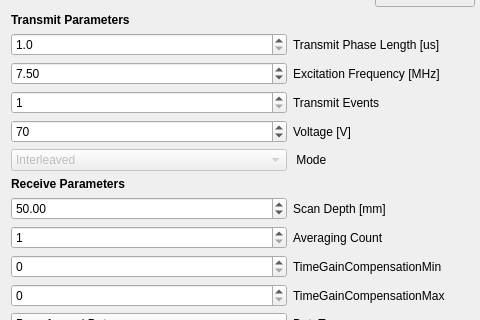
This is Modules/USUI/Qmitk/QmitkUSControlsCustomDiPhASDeviceWidget.ui in MITK/MITK as Qt 5 draws it before an edit; both pictures show x 0 to 480 and y 130 to 450 of the 579 by 903 pixel window. The edited form follows.
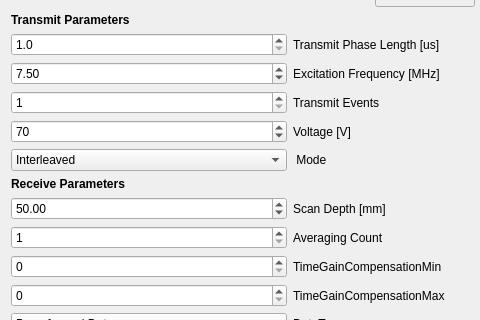
This is the edited form.

The edit to the form file:
```diff
--- a/Modules/USUI/Qmitk/QmitkUSControlsCustomDiPhASDeviceWidget.ui
+++ b/Modules/USUI/Qmitk/QmitkUSControlsCustomDiPhASDeviceWidget.ui
@@ -194,7 +194,7 @@
      <item row="4" column="0">
       <widget class="QComboBox" name="Mode">
        <property name="enabled">
-        <bool>false</bool>
+        <bool>true</bool>
        </property>
        <item>
         <property name="text">
```
Left out of the diff: 3 changed lines with no effect on the pictures.
